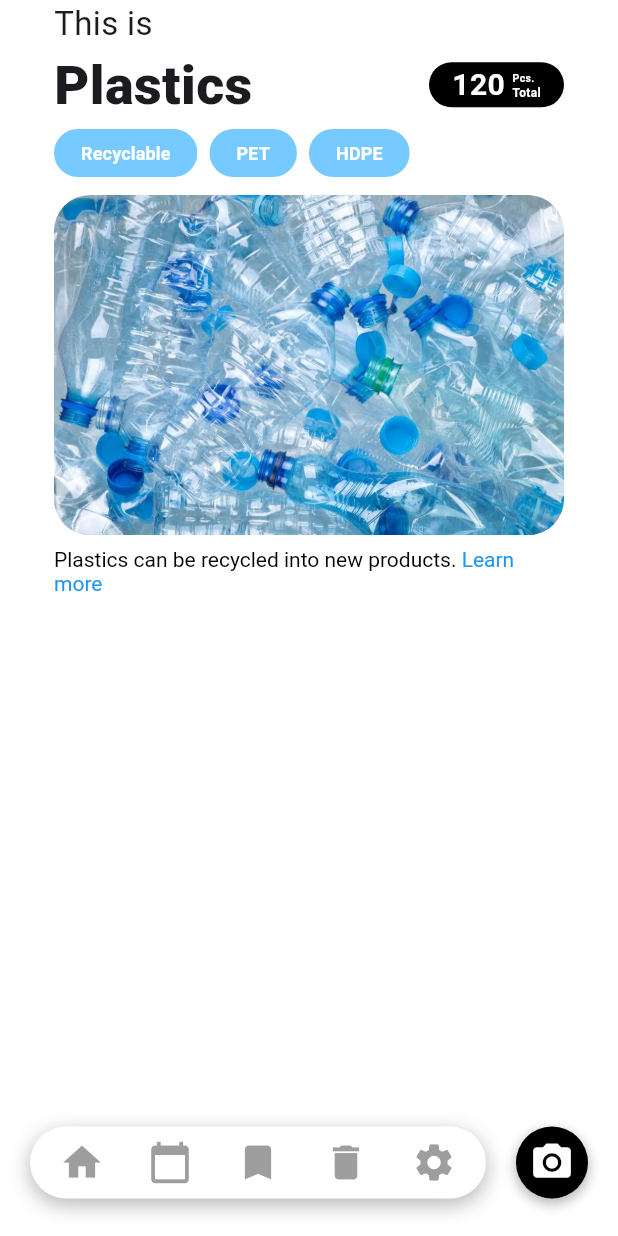
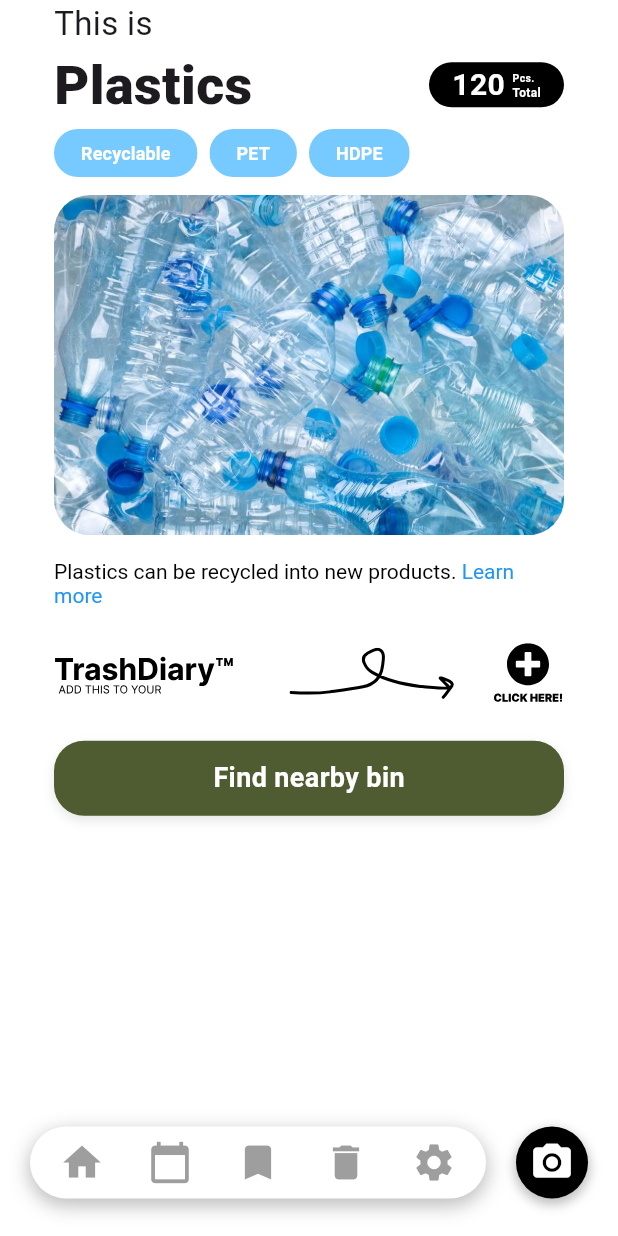
Before and after one commit to SakanaIsReal/TrashScan, a Flutter app: the InfoSheet widget shown alone on an empty page, opened directly, on a phone screen of 412 x 824 dp. Run offline on Flutter 3.47's test engine with Material 3 defaults, Android fonts, the phone set to English and light mode, and no system bars; our stand-ins replace camera, flutter_dotenv, flutter_svg, geolocator, go_router, google_maps_flutter and 2 more.

Commit message:
feat: add diary button

```diff
--- a/lib/widgets/info_sheet.dart
+++ b/lib/widgets/info_sheet.dart
@@ -1,4 +1,5 @@
 import 'package:flutter/material.dart';
+import 'package:flutter_svg/flutter_svg.dart';
 import 'bottom_nav_bar.dart';
 import '../models/trash_information_model.dart';
 import '../widgets/pcs_total_badge.dart';
@@ -24,7 +25,7 @@ class InfoSheet extends StatelessWidget {
             child: Padding(
               padding: const EdgeInsets.symmetric(horizontal: 36.0),
               child: SingleChildScrollView(
-                child: Container(child: _buildContent()),
+                child: Container(child: _buildContent(context)),
               ),
             ),
           ),
@@ -35,7 +36,7 @@ class InfoSheet extends StatelessWidget {
     );
   }
 
-  Widget _buildContent() {
+  Widget _buildContent(BuildContext context) {
     switch (type) {
       case InfoSheetType.loading:
         return Center(
@@ -50,13 +51,13 @@ class InfoSheet extends StatelessWidget {
           ),
         );
       case InfoSheetType.information:
-        return _infomationDisplay(trash_id);
+        return _infomationDisplay(context, trash_id);
       case InfoSheetType.error:
         return _errorDisplay();
     }
   }
 
-  Column _infomationDisplay(int id) {
+  Column _infomationDisplay(BuildContext context, int id) {
     TrashInformationModel? trashCategory =
         TrashInformationModel.getCategoryById(id);
     return Column(
@@ -79,8 +80,51 @@ class InfoSheet extends StatelessWidget {
           borderRadius: BorderRadius.circular(24.0),
           child: Image.asset(trashCategory.imagePath),
         ),
-        const SizedBox(height: 8),
-        trashCategory.description
+        const SizedBox(height: 16),
+        trashCategory.description,
+        const SizedBox(height: 24),
+        Row(
+          mainAxisAlignment: MainAxisAlignment.spaceBetween,
+          children: [
+            SvgPicture.asset('assets/icons/trash_diary.svg'),
+            SvgPicture.asset('assets/icons/arrow_right.svg'),
+            GestureDetector(
+                onTap: () {print('Button pressed!');}, // add diary here
+                child: SvgPicture.asset('assets/icons/click_here_button.svg')),
+          ],
+        ),
+        const SizedBox(height: 24),
+        GestureDetector(
+          onTap: () {
+            // Handle button press
+            print('Button pressed!');
+          },
+          child: Container(
+            padding: EdgeInsets.symmetric(horizontal: 24, vertical: 12),
+            decoration: BoxDecoration(
+              color: Theme.of(context).primaryColor, // Background color
+              borderRadius: BorderRadius.circular(20), // Rounded corners
+              boxShadow: [
+                // Optional shadow
+                BoxShadow(
+                  color: Colors.black.withOpacity(0.1),
+                  blurRadius: 6,
+                  offset: Offset(0, 3),
+                ),
+              ],
+            ),
+            child: Center(
+              child: Text(
+                'Find nearby bin',
+                style: TextStyle(
+                  color: Colors.white,
+                  fontSize: 18,
+                  fontWeight: FontWeight.bold,
+                ),
+              ),
+            ),
+          ),
+        )
       ],
     );
   }
@@ -160,8 +204,10 @@ SizedBox _buildTags(List<String> tags, Color color) {
           ),
         ),
         backgroundColor: color,
-        padding: const EdgeInsets.symmetric(horizontal: 10), // Inner chip padding
-        materialTapTargetSize: MaterialTapTargetSize.shrinkWrap, // Compact touch target
+        padding:
+            const EdgeInsets.symmetric(horizontal: 10), // Inner chip padding
+        materialTapTargetSize:
+            MaterialTapTargetSize.shrinkWrap, // Compact touch target
       ),
     ),
   );
```
Also changed, not shown: assets/icons/arrow_right.svg (added), assets/icons/click_here_button.svg (added), assets/icons/trash_diary.svg (added).
